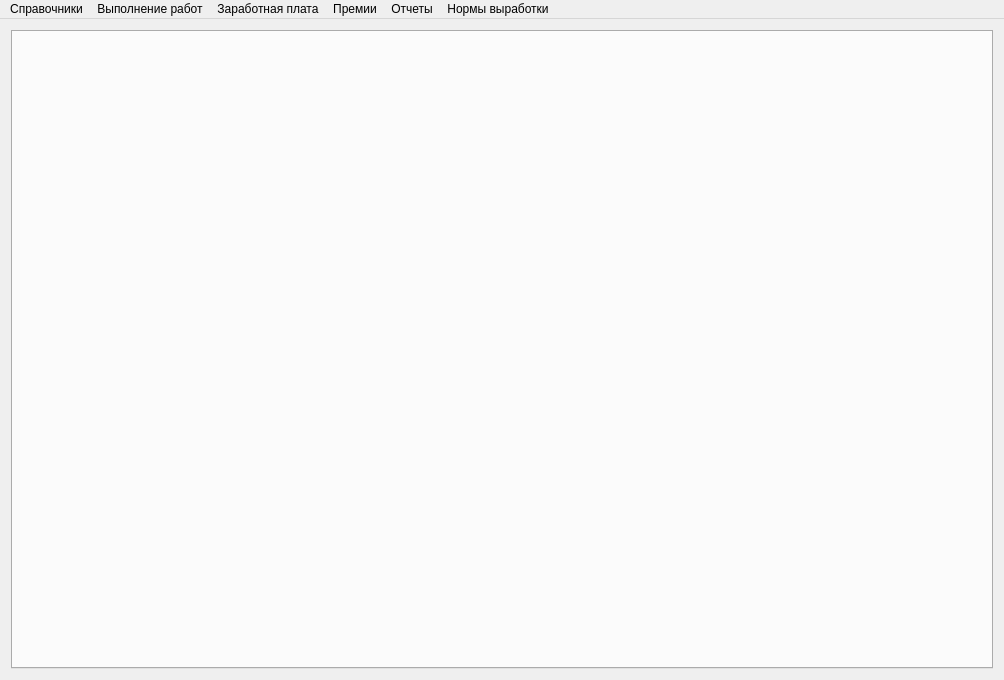
Above: mainwindow.ui from Sergeyego/el_zp before the change. Below: the same form after it.
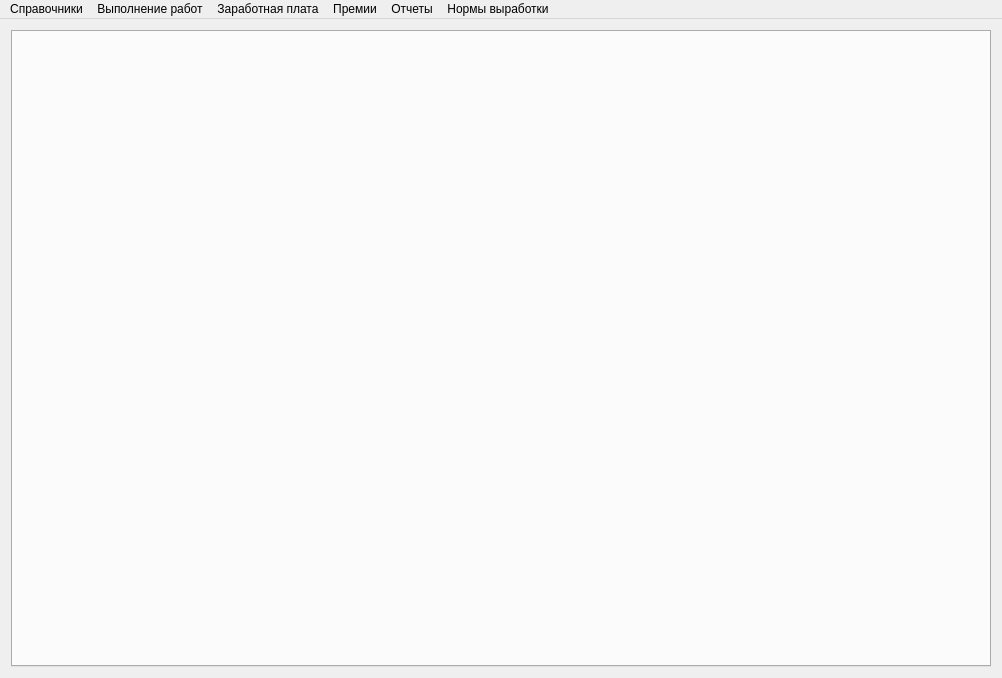
That is the form after the change.

What changed in the file:
```diff
--- a/mainwindow.ui
+++ b/mainwindow.ui
@@ -6,8 +6,8 @@
    <rect>
     <x>0</x>
     <y>0</y>
-    <width>1004</width>
-    <height>680</height>
+    <width>1002</width>
+    <height>678</height>
    </rect>
   </property>
   <property name="windowTitle">
@@ -35,7 +35,7 @@
     <rect>
      <x>0</x>
      <y>0</y>
-     <width>1004</width>
+     <width>1002</width>
      <height>25</height>
     </rect>
    </property>
```
Left out of the diff: 6 changed lines with no effect on the pictures.
